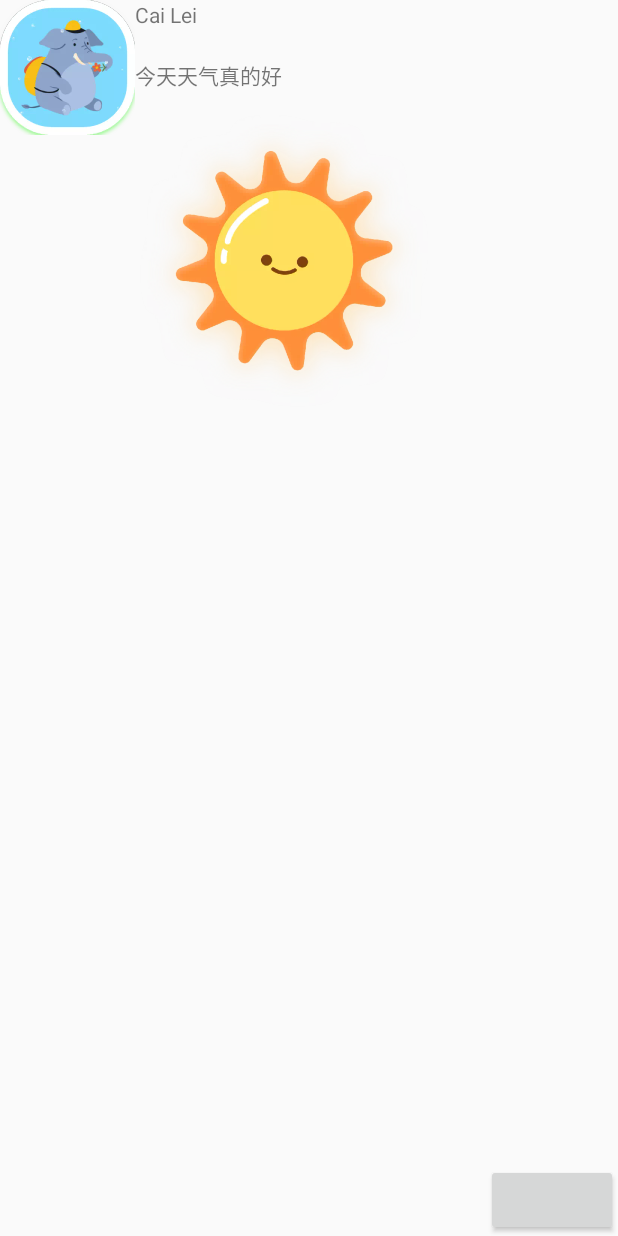
After one commit to cailei1/FriendsCircle, an Android app: the layout item_tweets.xml on its own in the app's theme, with its tools: preview values and no code run, on a phone screen of 412 x 824 dp. The commit adds this screen. Run offline under Robolectric (Android 15) with nearby library versions, the phone set to English and light mode, and no system bars.

Commit message:
test layout

```diff
--- /dev/null
+++ b/app/src/main/res/drawable/ic_camera.xml
@@ -0,0 +1,10 @@
+<vector
+    xmlns:android="http://schemas.android.com/apk/res/android"
+    android:height="24dp"
+    android:viewportHeight="1024"
+    android:viewportWidth="1024"
+    android:width="24dp">
+    <path
+        android:fillColor="#FF000000"
+        android:pathData="M601.6,256l76.8,96L896,352v480L128,832L128,352h201.6l76.8,-96h195.2m30.4,-64L376,192l-76.8,96L128,288c-35.2,0 -64,28.8 -64,64v480c0,35.2 28.8,64 64,64h768c35.2,0 64,-28.8 64,-64L960,352c0,-35.2 -28.8,-64 -64,-64L708.8,288L632,192zM512,384c-106.4,0 -192,85.6 -192,192s85.6,192 192,192 192,-85.6 192,-192 -85.6,-192 -192,-192zM512,704c-70.4,0 -128,-57.6 -128,-128s57.6,-128 128,-128 128,57.6 128,128 -57.6,128 -128,128z" />
+</vector>
--- /dev/null
+++ b/app/src/main/res/layout/item_tweets.xml
@@ -0,0 +1,57 @@
+<?xml version="1.0" encoding="utf-8"?>
+<androidx.constraintlayout.widget.ConstraintLayout xmlns:android="http://schemas.android.com/apk/res/android"
+    xmlns:app="http://schemas.android.com/apk/res-auto"
+    xmlns:tools="http://schemas.android.com/tools"
+    android:layout_width="match_parent"
+    android:layout_height="match_parent">
+
+
+    <ImageView
+        android:id="@+id/avatar"
+        android:layout_width="wrap_content"
+        android:layout_height="wrap_content"
+        app:layout_constraintStart_toStartOf="parent"
+        app:layout_constraintTop_toTopOf="parent"
+        app:srcCompat="@mipmap/connect_card_10" />
+
+    <TextView
+        android:id="@+id/tv_friend_name"
+        android:layout_width="wrap_content"
+        android:layout_height="wrap_content"
+        android:text="Cai Lei"
+        app:layout_constraintStart_toEndOf="@+id/avatar"
+        app:layout_constraintTop_toTopOf="@+id/avatar" />
+
+    <TextView
+        android:id="@+id/tv_friend_content"
+        android:layout_width="wrap_content"
+        android:layout_height="wrap_content"
+        android:layout_marginTop="20dp"
+        android:text="今天天气真的好"
+        app:layout_constraintStart_toEndOf="@+id/avatar"
+        app:layout_constraintTop_toBottomOf="@+id/tv_friend_name" />
+
+    <ImageView
+        android:id="@+id/iv_friend_content"
+        android:layout_width="wrap_content"
+        android:layout_height="wrap_content"
+        android:layout_marginTop="12dp"
+        app:layout_constraintStart_toStartOf="@+id/tv_friend_name"
+        app:layout_constraintTop_toBottomOf="@+id/tv_friend_content"
+        app:srcCompat="@mipmap/astronomical_icon_sun_big" />
+
+    <Button
+        android:id="@+id/bt_comment"
+        android:layout_width="wrap_content"
+        android:layout_height="wrap_content"
+        app:layout_constraintBottom_toBottomOf="parent"
+        app:layout_constraintEnd_toEndOf="parent"
+        app:srcCompat="@drawable/ic_camera" />
+
+    <androidx.recyclerview.widget.RecyclerView
+        android:layout_width="wrap_content"
+        android:layout_height="wrap_content"
+        app:layout_constraintLeft_toLeftOf="@id/tv_friend_name"
+        app:layout_constraintTop_toBottomOf="@+id/bt_comment"
+        tools:layout_editor_absoluteX="483dp" />
+</androidx.constraintlayout.widget.ConstraintLayout>
--- a/app/src/main/res/values/styles.xml
+++ b/app/src/main/res/values/styles.xml
@@ -7,4 +7,6 @@
         <item name="colorAccent">@color/colorAccent</item>
     </style>
 
+    <style name="AppTheme.AppBarOverlay" parent="ThemeOverlay.AppCompat.Dark.ActionBar" />
+
 </resources>
--- a/framework/build.gradle
+++ b/framework/build.gradle
@@ -41,5 +41,6 @@ dependencies {
     api 'com.github.bumptech.glide:glide:4.9.0'
     api 'com.google.android.material:material:1.0.0'
     api 'com.squareup.okhttp3:logging-interceptor:4.9.0'
-
+    api 'com.github.CymChad:BaseRecyclerViewAdapterHelper:3.0.4'
+    api 'de.hdodenhof:circleimageview:3.1.0'
 }
--- a/framework/src/main/java/com/example/framework/base/BaseActivity.kt
+++ b/framework/src/main/java/com/example/framework/base/BaseActivity.kt
@@ -14,7 +14,13 @@ abstract class BaseActivity<out P : BasePresenter<BaseActivity<P>>> : AppCompatA
     final override val presenter: P
     override fun onCreate(savedInstanceState: Bundle?) {
         super.onCreate(savedInstanceState)
+        setContentView(getLayoutId())
+        initData()
     }
+
+    abstract fun initData()
+
+    abstract fun getLayoutId(): Int
 
     override fun onSaveInstanceState(outState: Bundle) {
         super.onSaveInstanceState(outState)
```
Also changed, not shown: app/src/main/java/com/example/friendscircle/MainActivity.kt (+46 -7 lines), app/src/main/java/com/example/friendscircle/adapter/TweetsAdapter.kt (added, +22 -0 lines), app/src/main/java/com/example/friendscircle/ext/Boolean.kt (added, +28 -0 lines), app/src/main/java/com/example/friendscircle/presenter/MainPresenter.kt (+19 -1 lines), app/src/main/res/drawable/ic_back.xml (added, +15 -0 lines), app/src/main/res/layout/activity_main.xml (+52 -8 lines), framework/build(1).gradle (deleted, +0 -45 lines), app/src/main/res/mipmap-xxxhdpi/astronomical_icon_sun_big.webp (added), app/src/main/res/mipmap-xxxhdpi/connect_card_10.webp (added), 2 other files.
